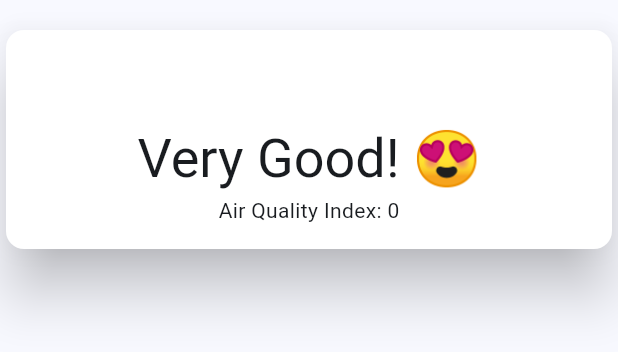
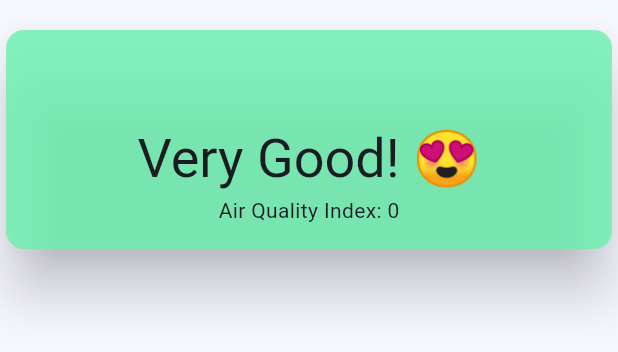
Before and after one commit to jothaen/air_quality_app_flutter, a Flutter app: the _AirQualityWidget widget shown alone on an empty page, opened directly with empty values, on a phone screen of 412 x 824 dp. Shown: the top 352 px of the screen. Run offline on Flutter 3.47's test engine with Material 3 defaults, Android fonts, the light colour scheme and no system bars; our stand-ins replace dio, flutter_bloc, freezed_annotation, get_it, retrofit, shimmer_animation; generated files the repository leaves out were written again.

Commit message:
Card color depending on air quality

```diff
--- a/lib/presentation/air_quality/air_quality_page.dart
+++ b/lib/presentation/air_quality/air_quality_page.dart
@@ -4,7 +4,7 @@ import 'package:air_quality_app/config/locator.dart';
 import 'package:air_quality_app/domain/model/air_quality.dart';
 import 'package:air_quality_app/presentation/air_quality/cubit/air_quality_cubit.dart';
 import 'package:air_quality_app/presentation/air_quality/cubit/state/air_quality_state.dart';
-import 'package:air_quality_app/presentation/air_quality/util/text_mapper.dart';
+import 'package:air_quality_app/presentation/air_quality/util/air_quality_values_mapper.dart';
 import 'package:flutter/material.dart';
 import 'package:flutter_bloc/flutter_bloc.dart';
 import 'package:shimmer_animation/shimmer_animation.dart';
--- a/lib/presentation/air_quality/air_quality_widget.dart
+++ b/lib/presentation/air_quality/air_quality_widget.dart
@@ -11,7 +11,7 @@ class _AirQualityWidget extends StatelessWidget {
       children: [
         marginVertical16,
         Card(
-          color: Colors.white,
+          color: AirQualityValuesMapper.getMappedColor(quality.airQualityNamed).withOpacity(0.8),
           elevation: 16,
           child: Padding(
             padding: const EdgeInsets.all(16),
@@ -28,7 +28,7 @@ class _AirQualityWidget extends StatelessWidget {
                 ),
                 marginVertical16,
                 Text(
-                  TextMapper.mapAirQuality(context, quality.airQualityNamed),
+                  AirQualityValuesMapper.getMappedName(context, quality.airQualityNamed),
                   style: Theme.of(context).textTheme.displaySmall,
                 ),
                 marginVertical2,
--- a/lib/presentation/air_quality/util/text_mapper.dart
+++ b/lib/presentation/air_quality/util/air_quality_values_mapper.dart
@@ -2,10 +2,10 @@ import 'package:air_quality_app/common/extensions/context_extensions.dart';
 import 'package:air_quality_app/domain/model/air_quality.dart';
 import 'package:flutter/material.dart';
 
-class TextMapper {
-  TextMapper._();
+class AirQualityValuesMapper {
+  AirQualityValuesMapper._();
 
-  static String mapAirQuality(BuildContext context, AirQualityNamed airQualityNamed) {
+  static String getMappedName(BuildContext context, AirQualityNamed airQualityNamed) {
     return switch (airQualityNamed) {
       AirQualityNamed.veryGood => context.i10n.airQualityVeryGood,
       AirQualityNamed.good => context.i10n.airQualityGood,
@@ -15,4 +15,15 @@ class TextMapper {
       AirQualityNamed.hazardous => context.i10n.airQualityHazardous,
     };
   }
+
+  static Color getMappedColor(AirQualityNamed airQualityNamed) {
+    return switch (airQualityNamed) {
+      AirQualityNamed.veryGood => Colors.greenAccent,
+      AirQualityNamed.good => Colors.green,
+      AirQualityNamed.fair => Colors.yellow,
+      AirQualityNamed.poor => Colors.orangeAccent,
+      AirQualityNamed.veryPoor => Colors.orange,
+      AirQualityNamed.hazardous => Colors.red,
+    };
+  }
 }
```
